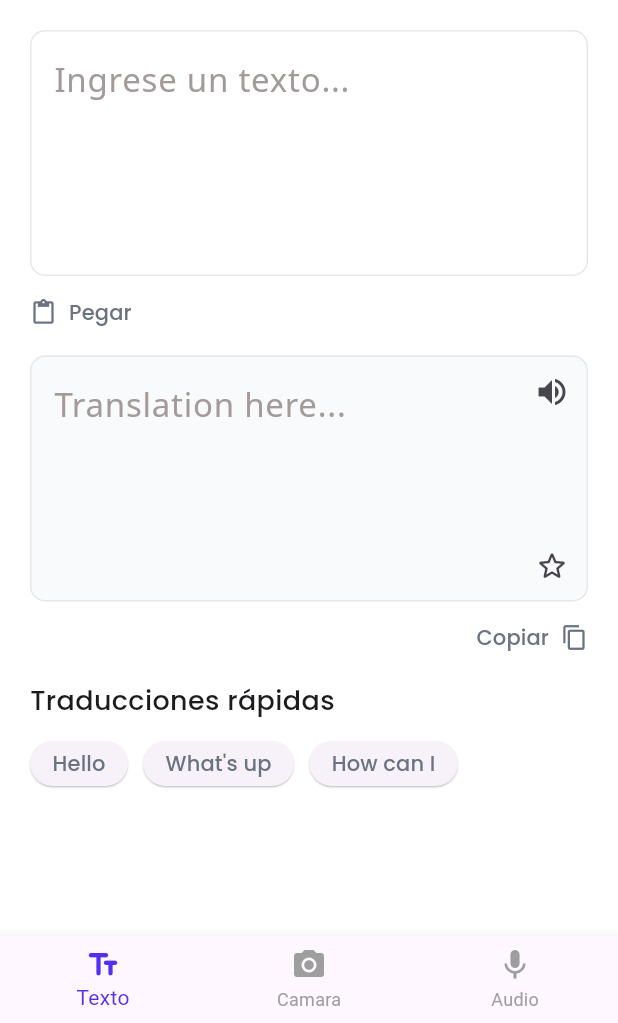
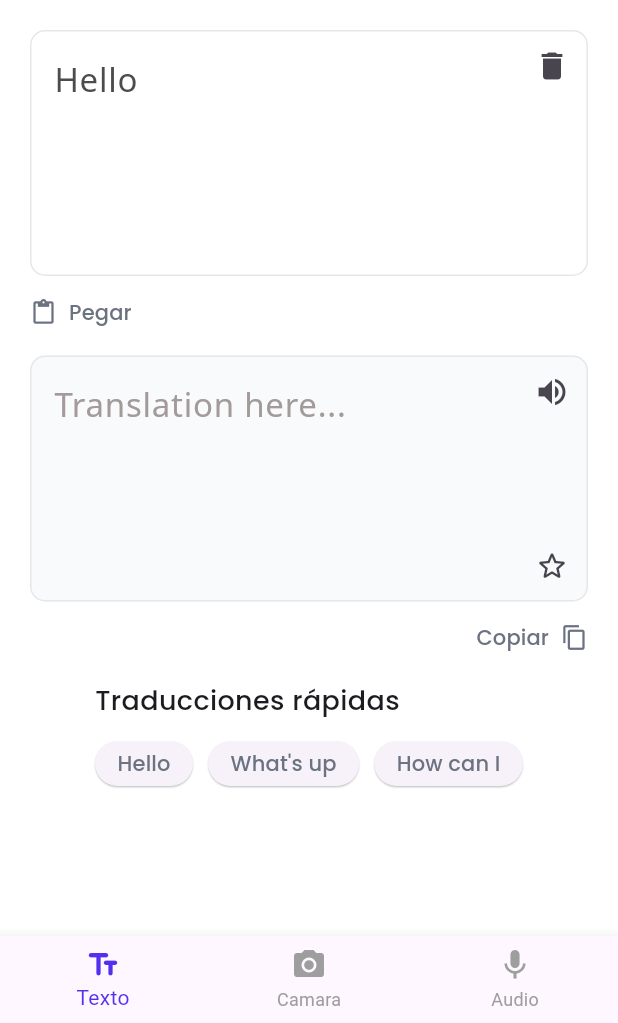
Before and after one commit to Bounsic-A-S/Tongi, a Flutter app: the screen it shows after launch, after a tap on "Hello", on a phone screen of 412 x 824 dp, the part 213-1236 px from its top. Run offline on Flutter 3.47's test engine with Material 3 defaults, Android fonts, the light colour scheme and no system bars; our stand-ins replace camera, image_picker, just_audio, permission_handler, shared_preferences; missing offline and left inert: google_mlkit_commons, google_mlkit_text_recognition, photo_manager, record; network calls fail.

Commit message:
add suggestions

```diff
--- a/frontend/lib/ui/screens/text_screen.dart
+++ b/frontend/lib/ui/screens/text_screen.dart
@@ -2,31 +2,15 @@
 import 'package:frontend/logic/controllers/speech_translation_comtroller.dart';
 import 'package:frontend/logic/controllers/text_translation_controller.dart';
 import 'package:frontend/ui/widgets/language_selector.dart';
-import 'package:frontend/ui/widgets/text/text_suggestions.dart';
 import 'package:frontend/ui/widgets/text/text_translation_widget.dart';
 
-class TextScreen extends StatefulWidget {
-  const TextScreen({super.key});
-
-  @override
-  State<TextScreen> createState() => _TextScreenState();
-}
-
-class _TextScreenState extends State<TextScreen> {
+class TextScreen extends StatelessWidget {
   late final TextTranslationController _translationController;
   late final TTSController _speechController;
 
-  @override
-  void initState() {
-    super.initState();
-    _translationController = TextTranslationController();
-    _speechController = TTSController();
-  }
-
-  @override
-  void dispose() {
-    // _translationController.dispose();
-    super.dispose();
+  TextScreen({super.key}) {
+    this._translationController = TextTranslationController();
+    this._speechController = TTSController();
   }
 
   @override
@@ -39,8 +23,10 @@
               LanguageSelector(),
               SizedBox(height: 10),
               SizedBox(height: 10),
-              TextTranslationWidget(translationController: _translationController, speechController: _speechController,),
-              TextSuggestions(),
+              TextTranslationWidget(
+                translationController: _translationController,
+                speechController: _speechController,
+              ),
             ],
           ),
         ),
--- a/frontend/lib/ui/widgets/text/text_suggestions.dart
+++ b/frontend/lib/ui/widgets/text/text_suggestions.dart
@@ -2,7 +2,8 @@
 import 'package:frontend/ui/core/tongi_styles.dart';
 
 class TextSuggestions extends StatefulWidget {
-  const TextSuggestions({super.key});
+  final Function(String text) onTap;
+  const TextSuggestions({super.key, required this.onTap});
 
   @override
   State<TextSuggestions> createState() => _TextSuggestionsState();
@@ -18,11 +19,11 @@
         SizedBox(height: 5),
         Wrap(
           children: [
-            SuggestButton(title: "Hello"),
+            SuggestButton(title: "Hello", onTap: widget.onTap),
             SizedBox(width: 10),
-            SuggestButton(title: "What's up"),
+            SuggestButton(title: "What's up", onTap: widget.onTap),
             SizedBox(width: 10),
-            SuggestButton(title: "How can I"),
+            SuggestButton(title: "How can I", onTap: widget.onTap),
           ],
         ),
       ],
@@ -32,12 +33,17 @@
 
 class SuggestButton extends StatelessWidget {
   final String title;
-  const SuggestButton({super.key, required this.title});
+  final Function(String text) onTap;
+  const SuggestButton({super.key, required this.title, required this.onTap});
+
+  _onTap() {
+    onTap(title);
+  }
 
   @override
   Widget build(BuildContext context) {
     return ElevatedButton(
-      onPressed: () {},
+      onPressed: _onTap,
       style: ButtonStyle(
         padding: WidgetStateProperty.all(EdgeInsets.symmetric(horizontal: 15)),
         elevation: WidgetStateProperty.all(0.5),
--- a/frontend/lib/ui/widgets/text/text_translation_widget.dart
+++ b/frontend/lib/ui/widgets/text/text_translation_widget.dart
@@ -6,6 +6,7 @@
 import 'package:frontend/ui/core/tongi_styles.dart';
 import 'package:frontend/ui/widgets/copy_button.dart';
 import 'package:flutter/services.dart';
+import 'package:frontend/ui/widgets/text/text_suggestions.dart';
 import 'package:just_audio/just_audio.dart';
 
 class TextTranslationWidget extends StatefulWidget {
@@ -23,7 +24,6 @@
 }
 
 class _TextTranslationWidgetState extends State<TextTranslationWidget> {
-  // TextTranslationController translationController;
   late final TextEditingController _outputController;
   late final TextEditingController _inputController;
   late bool _lastEmpty;
@@ -217,8 +217,14 @@
           children: [CopyButton(text: _outputController.text)],
         ),
         SizedBox(height: 5),
+        TextSuggestions(onTap: _onTapSuggestion),
       ],
     );
+  }
+
+  _onTapSuggestion(String suggesttext) {
+    _inputController.text = suggesttext;
+    _translate(_inputController.text);
   }
 
   _swap() {
```
Also changed, not shown: frontend/lib/ui/screens/t_screen.dart (added, +35 -0 lines), frontend/pubspec.lock, 1 other file.
